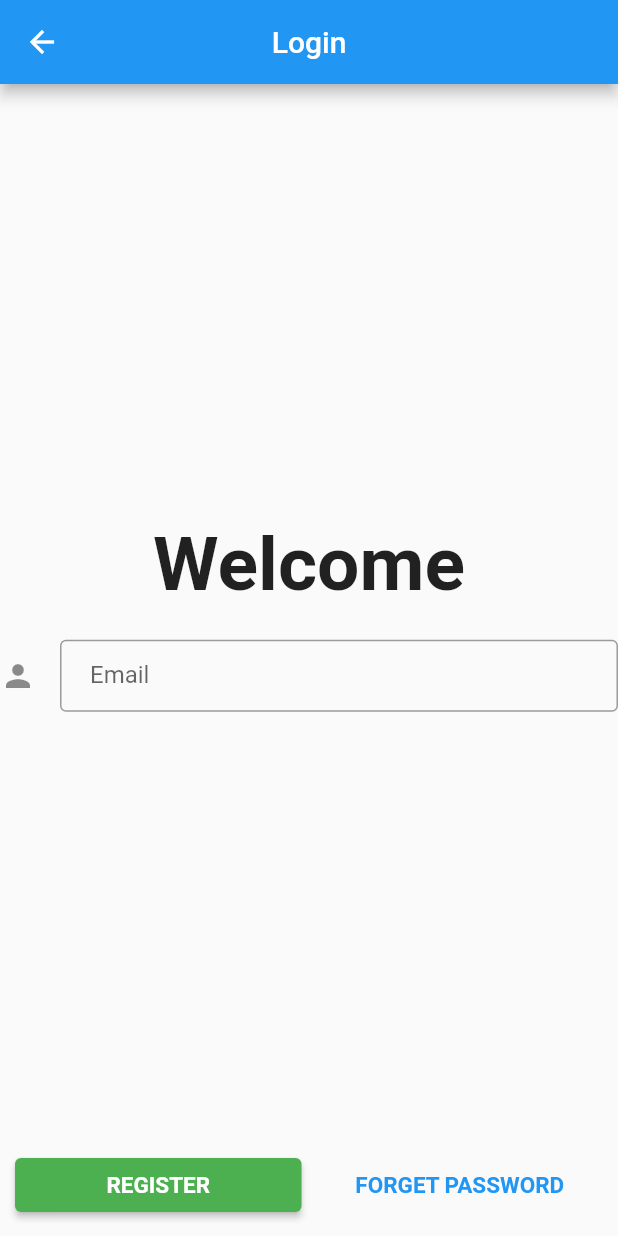
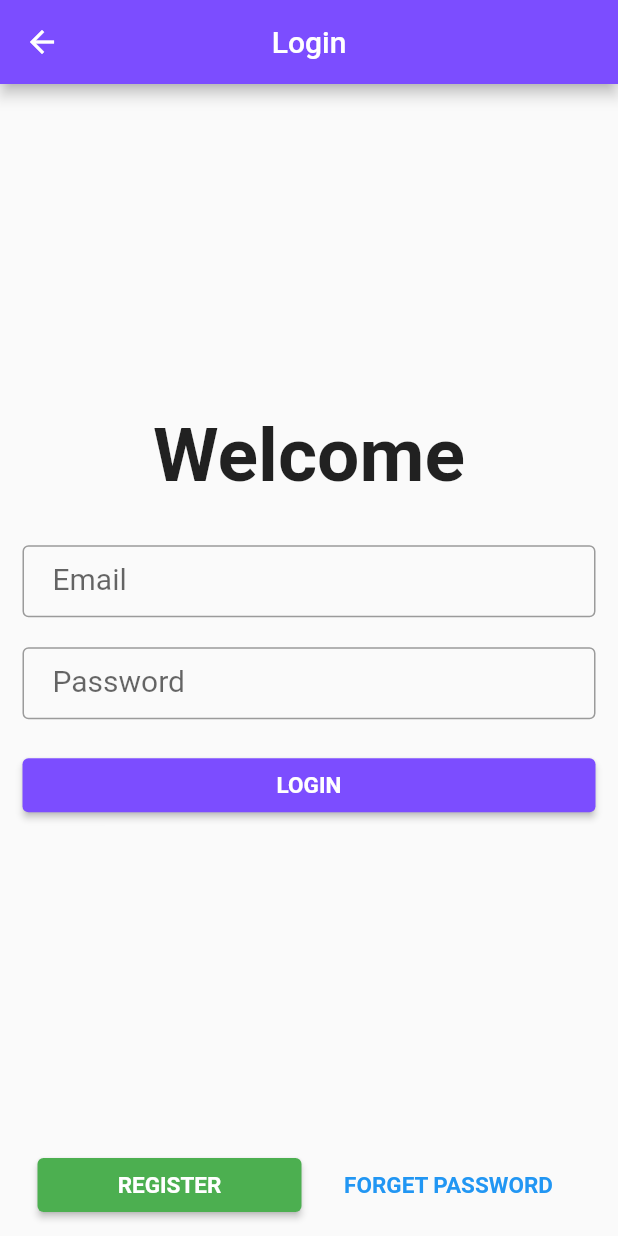
Before and after one commit to melotsui/FYP_Member, a Flutter app: the LoginPage screen opened by its route, on a phone screen of 412 x 824 dp. Run offline on Flutter 3.47's test engine with Material 2 defaults, Android fonts, the phone set to English and light mode, and no system bars; network calls fail.

Commit message:
update Login Page

```diff
--- a/lib/Login/login.dart
+++ b/lib/Login/login.dart
@@ -11,7 +11,6 @@ class LoginPage extends StatefulWidget {
 }
 
 class LoginPageState extends State<LoginPage> {
-
   @override
   void initState() {
     // TODO: implement initState
@@ -19,27 +18,34 @@ class LoginPageState extends State<LoginPage> {
   }
 
   Widget build(BuildContext context) {
-
     return Scaffold(
       appBar: new AppBar(
         title: Text("Login"),
+        backgroundColor: Colors.deepPurpleAccent,
         centerTitle: true,
       ),
-      body: Column(
+      body: Container(
+        margin: new EdgeInsets.symmetric(horizontal: 15),
+        child: Column(
           children: <Widget>[
             Expanded(child: Text("")),
-          Text("Welcome",
+            Text(
+              "Welcome",
               style: TextStyle(
                 fontSize: 50,
                 fontWeight: FontWeight.bold,
               ),
             ),
-          SizedBox(height: 20,),
+            SizedBox(
+              height: 30,
+            ),
             TextFormField(
+              style: TextStyle(fontSize: 20),
               scrollPadding: EdgeInsets.symmetric(horizontal: 20),
               decoration: InputDecoration(
                 contentPadding: EdgeInsets.symmetric(horizontal: 20),
-              icon: Icon(Icons.person),
+
+                // icon: Icon(Icons.person),
                 hintText: '',
                 labelText: 'Email',
                 border: OutlineInputBorder(),
@@ -49,13 +55,67 @@ class LoginPageState extends State<LoginPage> {
                 // code when the user saves the form.
               },
               validator: (String? value) {
-              return (value != null && value.contains('@')) ? 'Do not use the @ char.' : null;
+                return (value != null && value.contains('@'))
+                    ? 'Do not use the @ char.'
+                    : null;
               },
+            ),
+            SizedBox(
+              height: 20,
+            ),
+            TextFormField(
+              style: TextStyle(fontSize: 20),
+              scrollPadding: EdgeInsets.symmetric(horizontal: 20),
+              decoration: InputDecoration(
+                contentPadding: EdgeInsets.symmetric(horizontal: 20),
+
+                // icon: Icon(Icons.person),
+                hintText: '',
+                labelText: 'Password',
+                border: OutlineInputBorder(),
+              ),
+              onSaved: (String? value) {
+                // This optional block of code can be used to run
+                // code when the user saves the form.
+              },
+              validator: (String? value) {
+                return (value != null && value.contains('@'))
+                    ? 'Do not use the @ char.'
+                    : null;
+              },
+            ),
+            SizedBox(
+              height: 20,
+            ),
+            Row(
+              children: <Widget>[
+                Expanded(
+                  child: ElevatedButton(
+                    style: ElevatedButton.styleFrom(
+                      primary: Colors.deepPurpleAccent, // background
+                      onPrimary: Colors.white, // foreground
+                    ),
+                    onPressed: () {
+                      setState(() {});
+                      navigateToRegisterPage(context);
+                    },
+                    child: Text(
+                      'LOGIN',
+                      style: TextStyle(
+                        fontSize: 15,
+                        fontWeight: FontWeight.bold,
+                      ),
+                    ),
+                  ),
+                ),
+              ],
             ),
             Expanded(child: Text("")),
             Row(
               children: <Widget>[
-              SizedBox(width: 10,),
+                SizedBox(
+                  width: 10,
+                ),
                 Expanded(
                   child: ElevatedButton(
                     style: ElevatedButton.styleFrom(
@@ -63,12 +123,11 @@ class LoginPageState extends State<LoginPage> {
                       onPrimary: Colors.white, // foreground
                     ),
                     onPressed: () {
-                    setState(() {
-
-                    });
+                      setState(() {});
                       navigateToRegisterPage(context);
                     },
-                  child: Text('REGISTER',
+                    child: Text(
+                      'REGISTER',
                       style: TextStyle(
                         fontSize: 15,
                         fontWeight: FontWeight.bold,
@@ -76,7 +135,9 @@ class LoginPageState extends State<LoginPage> {
                     ),
                   ),
                 ),
-              SizedBox(width: 10,),
+                SizedBox(
+                  width: 10,
+                ),
                 Expanded(
                     child: TextButton(
                   style: ButtonStyle(
@@ -85,25 +146,28 @@ class LoginPageState extends State<LoginPage> {
                       if (states.contains(MaterialState.focused))
                         return Colors.red;
                       return null; // Defer to the widget's default.
-                          }
+                    }),
                   ),
-                    ),
-                    onPressed: () { },
-                    child: Text('FORGET PASSWORD',
+                  onPressed: () {},
+                  child: Text(
+                    'FORGET PASSWORD',
                     style: TextStyle(
                       fontSize: 15,
                       fontWeight: FontWeight.bold,
                     ),
                   ),
-                  )
+                )),
+                SizedBox(
+                  width: 10,
                 ),
-              SizedBox(width: 10,),
               ],
             ),
-          SizedBox(height: 10,),
+            SizedBox(
+              height: 10,
+            ),
           ],
         ),
-
+      ),
       // body:
       // ElevatedButton(onPressed: (){
       //   Navigator.push(context, MaterialPageRoute(builder: (context) => new HomePage()));
@@ -112,6 +176,7 @@ class LoginPageState extends State<LoginPage> {
   }
 
   void navigateToRegisterPage(BuildContext context) {
-    Navigator.of(context).push(MaterialPageRoute(builder: (context) => RegisterPage()));
+    Navigator.of(context)
+        .push(MaterialPageRoute(builder: (context) => RegisterPage()));
   }
 }
--- a/lib/main.dart
+++ b/lib/main.dart
@@ -6,6 +6,7 @@ import 'Account/account.dart';
 import 'Shopping/productList.dart';
 import 'Navigation/navigationBar.dart';
 import 'Login/register.dart';
+import 'Invoice/invoiceList.dart';
 
 void main() {
   // debugPaintSizeEnabled = true;
@@ -17,6 +18,7 @@ void main() {
       '/productList': (context) => ProductListPage(),
       '/login': (context) => LoginPage(),
       '/register': (context) => RegisterPage(),
+      '/invoiceList': (context) => InvoiceListPage(),
       // When navigating to the "/second" route, build the SecondScreen widget.
       // '/second': (context) => const SecondScreen(),
     },
@@ -44,6 +46,6 @@ class HomePageState extends State<HomePage> {
   ];
 
   Widget build(BuildContext context) {
-    return NavigationBarPage();
+    return ProductListPage();
   }
 }
```
Also changed, not shown: lib/Account/account.dart (+18 -2 lines), lib/Invoice/invoiceList.dart (+21 -6 lines), lib/Navigation/navigationBar.dart (+37 -44 lines), lib/Shopping/productList.dart (+18 -11 lines), lib/Var/var.dart (+8 -3 lines). Lines whose indentation alone changed are shown as unchanged.
